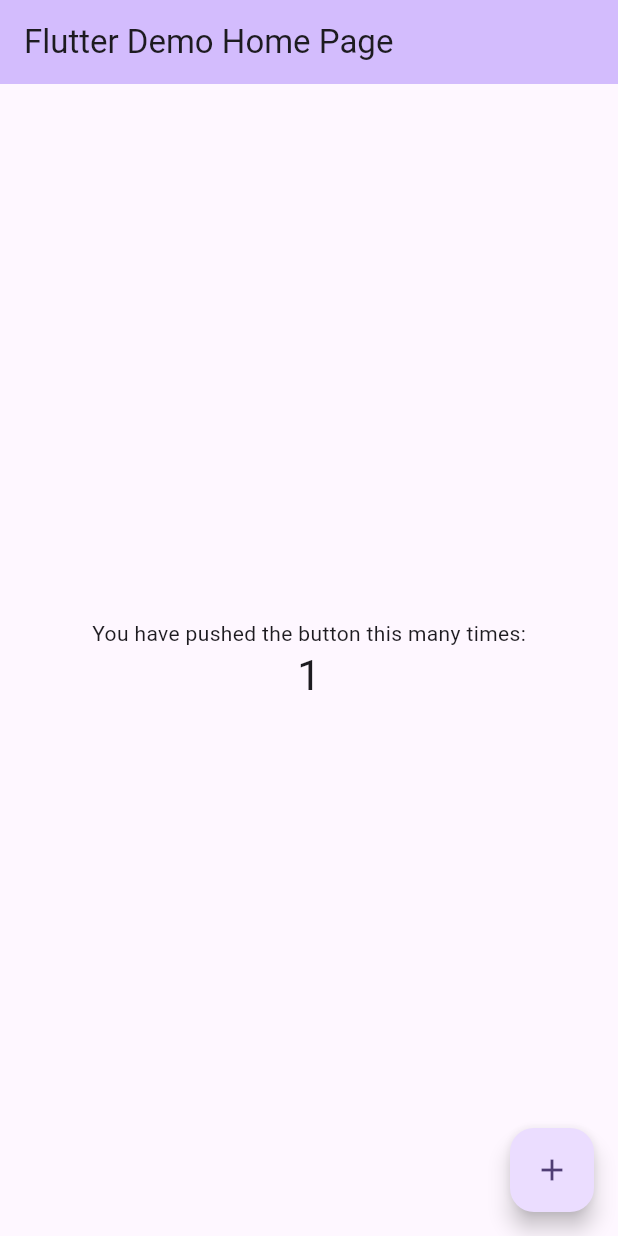
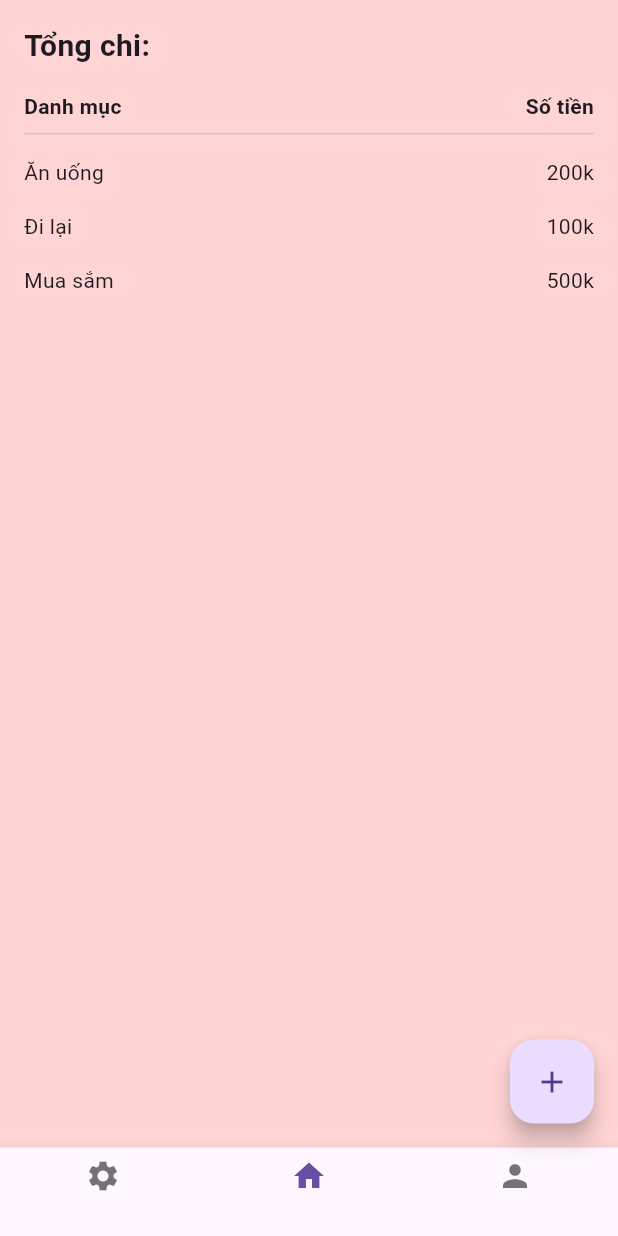
Before and after one commit to HieuP309/2025_2_LTTBDD_N03_Nhom_12, a Flutter app: the screen it shows after launch, after a tap on the "add" icon, on a phone screen of 412 x 824 dp. Run offline on Flutter 3.47's test engine with Material 3 defaults, Android fonts, the phone set to English and light mode, and no system bars.

Commit message:
add base homescreen

```diff
--- /dev/null
+++ b/lib/home_screen/expense_row.dart
@@ -0,0 +1,23 @@
+import 'package:flutter/material.dart';
+
+class ExpenseRow extends StatelessWidget {
+  final String name;
+  final String money;
+
+  const ExpenseRow({
+    super.key,
+    required this.name,
+    required this.money,
+  });
+
+  @override
+  Widget build(BuildContext context) {
+    return Padding(
+      padding: const EdgeInsets.symmetric(vertical: 8),
+      child: Row(
+        mainAxisAlignment: MainAxisAlignment.spaceBetween,
+        children: [Text(name), Text(money)],
+      ),
+    );
+  }
+}
--- /dev/null
+++ b/lib/home_screen/home_screen.dart
@@ -0,0 +1,117 @@
+import 'package:flutter/material.dart';
+import 'expense_row.dart';
+
+class HomeScreen extends StatelessWidget {
+  const HomeScreen({super.key});
+
+  @override
+  Widget build(BuildContext context) {
+    return Scaffold(
+      backgroundColor: const Color.fromARGB(
+        255,
+        255,
+        212,
+        212,
+      ),
+
+      // nút add chi tiêu mới
+      floatingActionButton: FloatingActionButton(
+        onPressed: () {
+          // thêm logic xử lý khi bấm nút
+        },
+        child: const Icon(Icons.add),
+      ),
+
+      // nav bar
+      bottomNavigationBar: BottomNavigationBar(
+        currentIndex: 1,
+        items: const [
+          BottomNavigationBarItem(
+            icon: Icon(Icons.settings),
+            label: '',
+          ),
+          BottomNavigationBarItem(
+            icon: Icon(Icons.home),
+            label: '',
+          ),
+          BottomNavigationBarItem(
+            icon: Icon(Icons.person),
+            label: '',
+          ),
+        ],
+      ),
+
+      body: SafeArea(
+        child: Padding(
+          padding: const EdgeInsets.all(16),
+          child: Column(
+            children: [
+              // ====== CARD TỔNG CHI ======
+              Container(
+                child: Column(
+                  crossAxisAlignment:
+                      CrossAxisAlignment.start,
+                  children: [
+                    // Tiêu đề
+                    const Text(
+                      "Tổng chi:",
+                      style: TextStyle(
+                        fontSize: 20,
+                        fontWeight: FontWeight.bold,
+                      ),
+                    ),
+
+                    const SizedBox(height: 16),
+
+                    // Header bảng
+                    Row(
+                      mainAxisAlignment:
+                          MainAxisAlignment.spaceBetween,
+                      children: const [
+                        Text(
+                          "Danh mục",
+                          style: TextStyle(
+                            fontWeight: FontWeight.bold,
+                          ),
+                        ),
+                        Text(
+                          "Số tiền",
+                          style: TextStyle(
+                            fontWeight: FontWeight.bold,
+                          ),
+                        ),
+                      ],
+                    ),
+
+                    const Divider(),
+
+                    // danh sách tạm để show ui
+                    SizedBox(
+                      height: 200,
+                      child: ListView(
+                        children: const [
+                          ExpenseRow(
+                            name: "Ăn uống",
+                            money: "200k",
+                          ),
+                          ExpenseRow(
+                            name: "Đi lại",
+                            money: "100k",
+                          ),
+                          ExpenseRow(
+                            name: "Mua sắm",
+                            money: "500k",
+                          ),
+                        ],
+                      ),
+                    ),
+                  ],
+                ),
+              ),
+            ],
+          ),
+        ),
+      ),
+    );
+  }
+}
--- a/lib/main.dart
+++ b/lib/main.dart
@@ -1,122 +1,6 @@
 import 'package:flutter/material.dart';
+import 'package:flutter_quanlychitieu/home_screen/home_screen.dart';
 
 void main() {
-  runApp(const MyApp());
+  runApp(MaterialApp(home: HomeScreen()));
 }
-
-class MyApp extends StatelessWidget {
-  const MyApp({super.key});
-
-  // This widget is the root of your application.
-  @override
-  Widget build(BuildContext context) {
-    return MaterialApp(
-      title: 'Flutter Demo',
-      theme: ThemeData(
-        // This is the theme of your application.
-        //
-        // TRY THIS: Try running your application with "flutter run". You'll see
-        // the application has a purple toolbar. Then, without quitting the app,
-        // try changing the seedColor in the colorScheme below to Colors.green
-        // and then invoke "hot reload" (save your changes or press the "hot
-        // reload" button in a Flutter-supported IDE, or press "r" if you used
-        // the command line to start the app).
-        //
-        // Notice that the counter didn't reset back to zero; the application
-        // state is not lost during the reload. To reset the state, use hot
-        // restart instead.
-        //
-        // This works for code too, not just values: Most code changes can be
-        // tested with just a hot reload.
-        colorScheme: .fromSeed(seedColor: Colors.deepPurple),
-      ),
-      home: const MyHomePage(title: 'Flutter Demo Home Page'),
-    );
-  }
-}
-
-class MyHomePage extends StatefulWidget {
-  const MyHomePage({super.key, required this.title});
-
-  // This widget is the home page of your application. It is stateful, meaning
-  // that it has a State object (defined below) that contains fields that affect
-  // how it looks.
-
-  // This class is the configuration for the state. It holds the values (in this
-  // case the title) provided by the parent (in this case the App widget) and
-  // used by the build method of the State. Fields in a Widget subclass are
-  // always marked "final".
-
-  final String title;
-
-  @override
-  State<MyHomePage> createState() => _MyHomePageState();
-}
-
-class _MyHomePageState extends State<MyHomePage> {
-  int _counter = 0;
-
-  void _incrementCounter() {
-    setState(() {
-      // This call to setState tells the Flutter framework that something has
-      // changed in this State, which causes it to rerun the build method below
-      // so that the display can reflect the updated values. If we changed
-      // _counter without calling setState(), then the build method would not be
-      // called again, and so nothing would appear to happen.
-      _counter++;
-    });
-  }
-
-  @override
-  Widget build(BuildContext context) {
-    // This method is rerun every time setState is called, for instance as done
-    // by the _incrementCounter method above.
-    //
-    // The Flutter framework has been optimized to make rerunning build methods
-    // fast, so that you can just rebuild anything that needs updating rather
-    // than having to individually change instances of widgets.
-    return Scaffold(
-      appBar: AppBar(
-        // TRY THIS: Try changing the color here to a specific color (to
-        // Colors.amber, perhaps?) and trigger a hot reload to see the AppBar
-        // change color while the other colors stay the same.
-        backgroundColor: Theme.of(context).colorScheme.inversePrimary,
-        // Here we take the value from the MyHomePage object that was created by
-        // the App.build method, and use it to set our appbar title.
-        title: Text(widget.title),
-      ),
-      body: Center(
-        // Center is a layout widget. It takes a single child and positions it
-        // in the middle of the parent.
-        child: Column(
-          // Column is also a layout widget. It takes a list of children and
-          // arranges them vertically. By default, it sizes itself to fit its
-          // children horizontally, and tries to be as tall as its parent.
-          //
-          // Column has various properties to control how it sizes itself and
-          // how it positions its children. Here we use mainAxisAlignment to
-          // center the children vertically; the main axis here is the vertical
-          // axis because Columns are vertical (the cross axis would be
-          // horizontal).
-          //
-          // TRY THIS: Invoke "debug painting" (choose the "Toggle Debug Paint"
-          // action in the IDE, or press "p" in the console), to see the
-          // wireframe for each widget.
-          mainAxisAlignment: .center,
-          children: [
-            const Text('You have pushed the button this many times:'),
-            Text(
-              '$_counter',
-              style: Theme.of(context).textTheme.headlineMedium,
-            ),
-          ],
-        ),
-      ),
-      floatingActionButton: FloatingActionButton(
-        onPressed: _incrementCounter,
-        tooltip: 'Increment',
-        child: const Icon(Icons.add),
-      ),
-    );
-  }
-}
```
